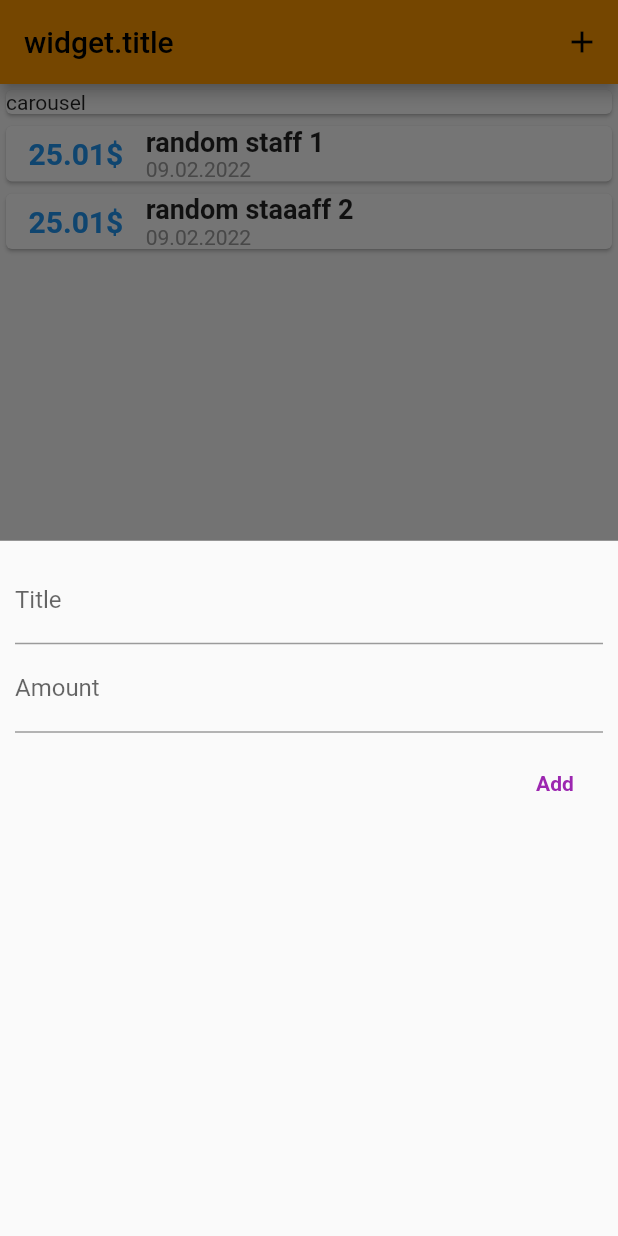
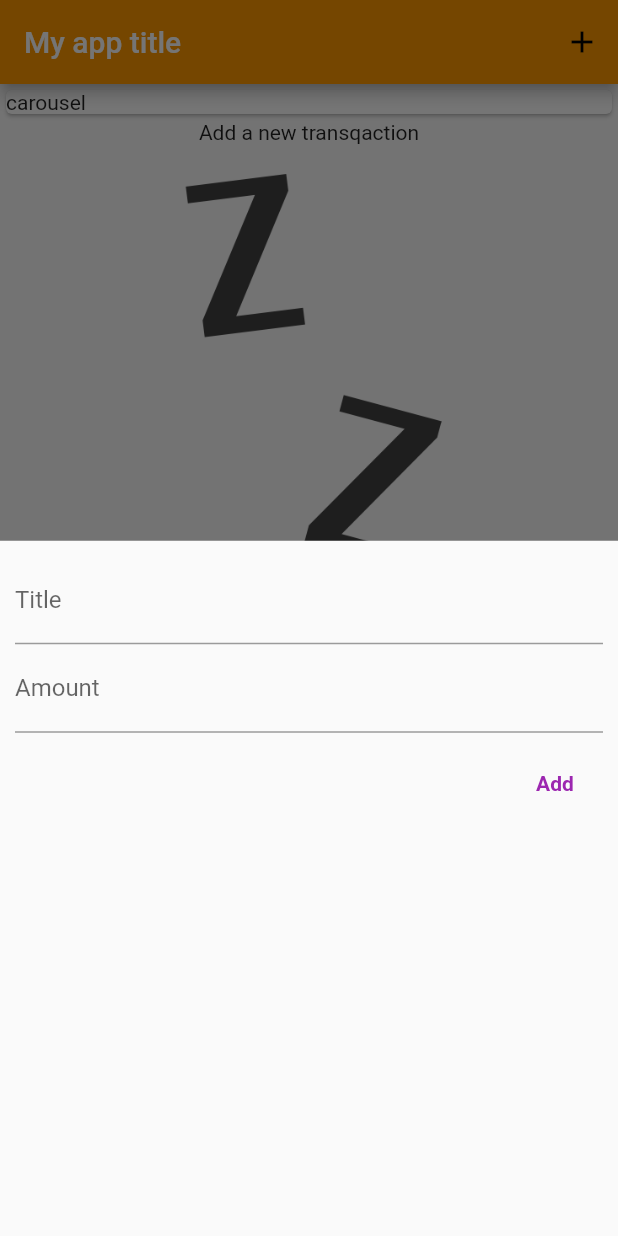
Before and after one commit to gabidron/app2, a Flutter app: the screen it shows after launch, after a tap on the "add" icon, on a phone screen of 412 x 824 dp. Run offline on Flutter 3.47's test engine with Material 2 defaults, Android fonts, the phone set to English and light mode, and no system bars; Roboto replaces fonts that are missing (Quicksand).

Commit message:
placeholder when there are no transactions

```diff
--- a/lib/main.dart
+++ b/lib/main.dart
@@ -19,6 +19,7 @@ class MyApp extends StatelessWidget {
       theme: ThemeData(
         colorScheme: ColorScheme.fromSwatch(primarySwatch: Colors.orange)
             .copyWith(secondary: Colors.orangeAccent),
+        fontFamily: 'Quicksand',
       ),
       home: const MyHomePage(),
     );
@@ -34,18 +35,18 @@ class MyHomePage extends StatefulWidget {
 
 class _MyHomePageState extends State<MyHomePage> {
   final List<Transaction> _userTransactions = [
-    Transaction(
-      id: '1',
-      date: DateTime.now(),
-      price: 25.01,
-      title: 'random staff 1',
-    ),
-    Transaction(
-      id: '2',
-      date: DateTime.now(),
-      price: 25.01,
-      title: 'random staaaff 2',
-    ),
+    // Transaction(
+    //   id: '1',
+    //   date: DateTime.now(),
+    //   price: 25.01,
+    //   title: 'random staff 1',
+    // ),
+    // Transaction(
+    //   id: '2',
+    //   date: DateTime.now(),
+    //   price: 25.01,
+    //   title: 'random staaaff 2',
+    // ),
   ];
   void _addTransaction(String title, double amount) {
     final newTransaction = Transaction(
@@ -75,7 +76,10 @@ class _MyHomePageState extends State<MyHomePage> {
   Widget build(BuildContext context) {
     return Scaffold(
       appBar: AppBar(
-        title: const Text('widget.title'),
+        title: const Text(
+          'My app title',
+          style: TextStyle(color: Colors.white),
+        ),
         actions: [
           IconButton(
             onPressed: () => _startAddnewTransaction(context),
--- a/lib/widgets/transactions_list.dart
+++ b/lib/widgets/transactions_list.dart
@@ -11,8 +11,17 @@ class TransactionList extends StatelessWidget {
   @override
   Widget build(BuildContext context) {
     return Column(
-        children: transactions.map((tx) {
-      return TransactionCard(transaction: tx);
-    }).toList());
+        children: transactions.isEmpty
+            ? [
+                const Text('Add a new transqaction'),
+                const SizedBox(height: 20),
+                SizedBox(
+                  height: 400,
+                  child: Image.asset('assets/images/waiting.png'),
+                ),
+              ]
+            : transactions.map((tx) {
+                return TransactionCard(transaction: tx);
+              }).toList());
   }
 }
```
Also changed, not shown: pubspec.yaml (+3 -5 lines), assets/images/waiting.png (added).
